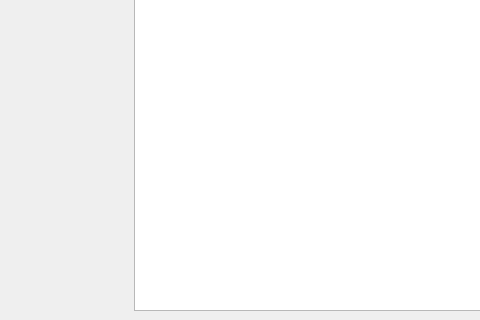
aumanimationstudios/Grantha, file GUI/uiFiles/Grantha.ui: the form before one commit; both pictures show x 0 to 480 and y 508 to 828 of the 1300 by 828 pixel window.
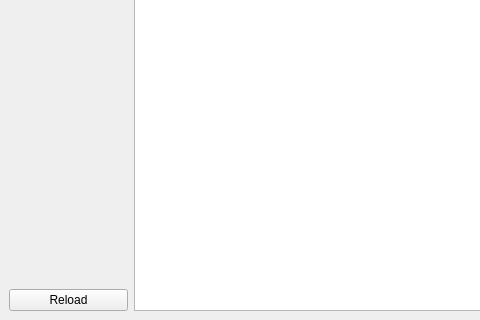
The form after the commit.

What changed in the file:
```diff
--- a/GUI/uiFiles/Grantha.ui
+++ b/GUI/uiFiles/Grantha.ui
@@ -81,6 +81,13 @@
         </property>
        </spacer>
       </item>
+      <item>
+       <widget class="QPushButton" name="reloadButton">
+        <property name="text">
+         <string>Reload</string>
+        </property>
+       </widget>
+      </item>
      </layout>
     </item>
     <item row="0" column="0" colspan="3">
```
Left out of the diff: 3 changed lines with no effect on the pictures.
